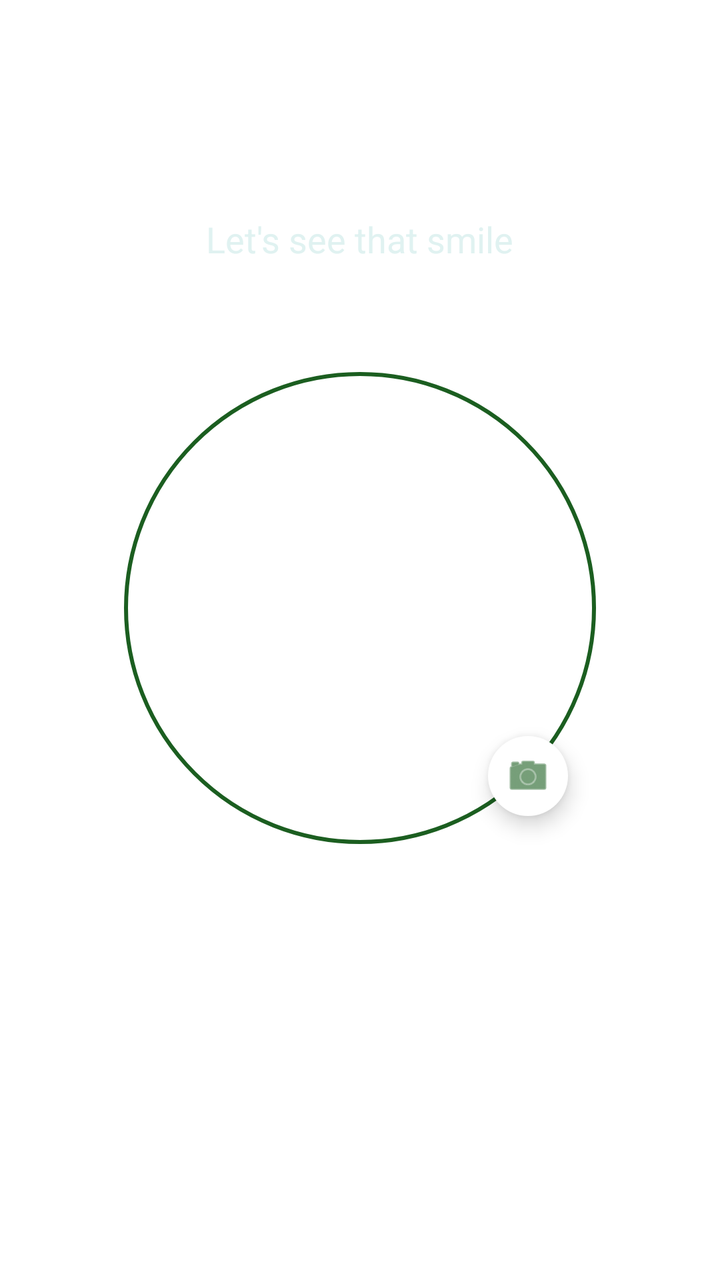
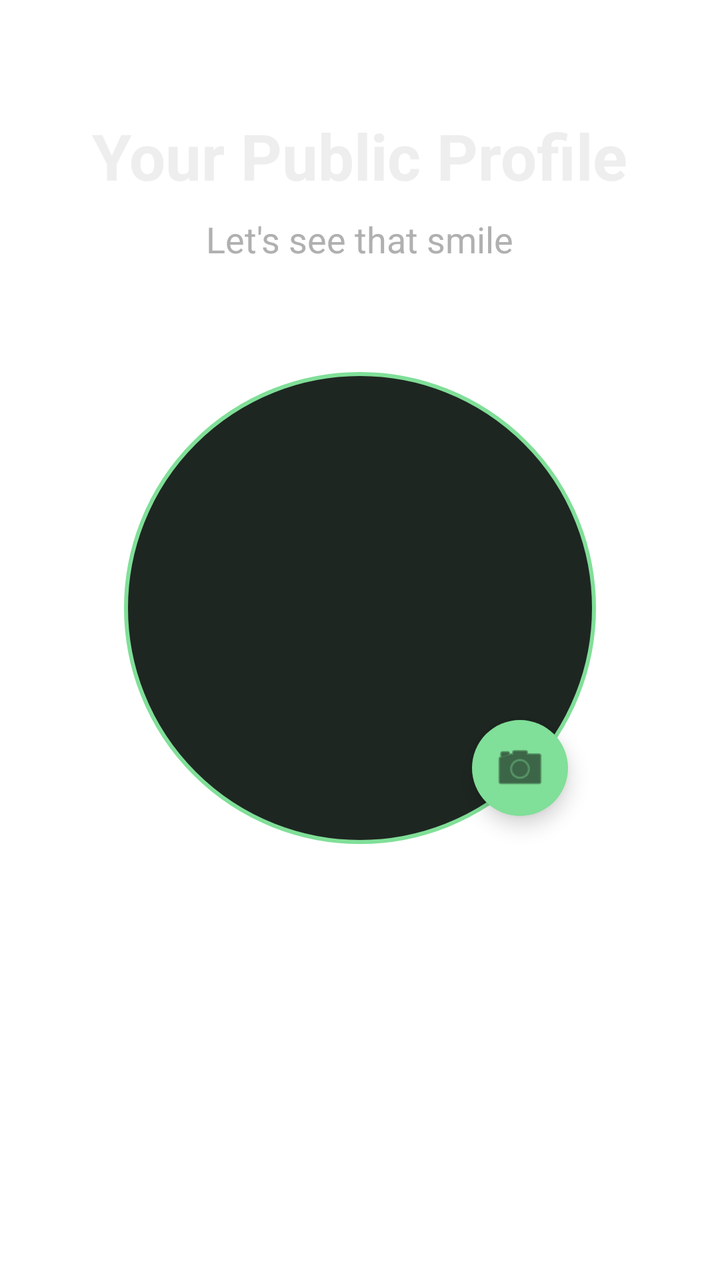

An Android layout rendered at two revisions. The XML below is the earlier revision; the diff shows what the commit changed to produce the second picture.
<!-- AndroidManifest.xml: application theme Theme.Gecko2chatapp -->
<!-- res/layout/fragment_onboarding_profile.xml -->
<?xml version="1.0" encoding="utf-8"?>
<androidx.constraintlayout.widget.ConstraintLayout
    xmlns:android="http://schemas.android.com/apk/res/android"
    xmlns:app="http://schemas.android.com/apk/res-auto"
    android:layout_width="match_parent"
    android:layout_height="match_parent">

    <LinearLayout
        android:id="@+id/header_container"
        android:layout_width="match_parent"
        android:layout_height="wrap_content"
        android:orientation="vertical"
        android:gravity="center"
        app:layout_constraintVertical_bias="0.10"
        app:layout_constraintTop_toTopOf="parent"
        app:layout_constraintBottom_toBottomOf="parent"
        app:layout_constraintStart_toStartOf="parent"
        app:layout_constraintEnd_toEndOf="parent">

        <TextView
            android:layout_width="wrap_content"
            android:layout_height="wrap_content"
            android:text="Your Public Profile"
            android:textColor="@color/white"
            android:textSize="32sp"
            android:textStyle="bold"
            android:layout_marginBottom="8dp"/>

        <TextView
            android:layout_width="wrap_content"
            android:layout_height="wrap_content"
            android:text="Let's see that smile"
            android:textColor="#E0F2F1"
            android:textSize="18sp"
            android:gravity="center"/>
    </LinearLayout>

    <LinearLayout
        android:id="@+id/content_container"
        android:layout_width="match_parent"
        android:layout_height="wrap_content"
        android:gravity="center"
        android:orientation="vertical"
        app:layout_constraintVertical_bias="0.5"
        app:layout_constraintTop_toTopOf="parent"
        app:layout_constraintBottom_toBottomOf="parent"
        app:layout_constraintStart_toStartOf="parent"
        app:layout_constraintEnd_toEndOf="parent">

        <FrameLayout
            android:layout_width="wrap_content"
            android:layout_height="wrap_content"
            android:layout_marginBottom="32dp">

            <com.google.android.material.imageview.ShapeableImageView
                android:id="@+id/iv_profile_avatar"
                android:layout_width="240dp"
                android:layout_height="240dp"
                android:padding="3dp"
                android:scaleType="centerCrop"
                android:src="@color/white"
                app:shapeAppearanceOverlay="@style/CircleImageView"
                app:strokeColor="#1B5E20"
                app:strokeWidth="2dp" />

            <ImageView
                android:id="@+id/btn_upload"
                android:layout_width="40dp"
                android:layout_height="40dp"
                android:layout_gravity="bottom|end"
                android:layout_marginEnd="16dp"
                android:layout_marginBottom="16dp"
                android:background="@drawable/circle_white_bg"
                android:elevation="6dp"
                android:padding="8dp"
                android:src="@android:drawable/ic_menu_camera"
                app:tint="#1B5E20" />
        </FrameLayout>

    </LinearLayout>

</androidx.constraintlayout.widget.ConstraintLayout>
<!-- resources referenced by this layout -->
<resources>
  <color name="white">#FFFFFFFF</color>
  <!-- drawable circle_white_bg (drawable) -->
  <?xml version="1.0" encoding="utf-8"?>
  <shape xmlns:android="http://schemas.android.com/apk/res/android" android:shape="oval">
      <solid android:color="#FFFFFF"/>
  </shape>
  <style name="CircleImageView">
          <item name="cornerFamily">rounded</item>
          <item name="cornerSize">50%</item>
      </style>
  <style name="Theme.Gecko2chatapp" parent="Theme.MaterialComponents.DayNight.NoActionBar">
          
          <item name="colorPrimary">@color/purple_500</item>
          <item name="colorPrimaryVariant">@color/purple_700</item>
          <item name="colorOnPrimary">@color/white</item>
          
          <item name="colorSecondary">@color/teal_200</item>
          <item name="colorSecondaryVariant">@color/teal_700</item>
          <item name="colorOnSecondary">@color/black</item>
          
          <item name="android:statusBarColor">@color/soft_green_start</item>
          
      </style>
  <color name="purple_500">#FF6200EE</color>
  <color name="purple_700">#FF3700B3</color>
  <color name="teal_200">#FF03DAC5</color>
  <color name="teal_700">#FF018786</color>
  <color name="black">#FF000000</color>
  <color name="soft_green_start">#83D475</color>
</resources>

<!-- the commit's change to res/layout/fragment_onboarding_profile.xml (unified diff, before → after) -->
@@ -21,7 +21,7 @@
             android:layout_width="wrap_content"
             android:layout_height="wrap_content"
             android:text="Your Public Profile"
-            android:textColor="@color/white"
+            android:textColor="@color/text_primary"
             android:textSize="32sp"
             android:textStyle="bold"
             android:layout_marginBottom="8dp"/>
@@ -30,7 +30,7 @@
             android:layout_width="wrap_content"
             android:layout_height="wrap_content"
             android:text="Let's see that smile"
-            android:textColor="#E0F2F1"
+            android:textColor="@color/text_secondary"
             android:textSize="18sp"
             android:gravity="center"/>
     </LinearLayout>
@@ -58,23 +58,24 @@
                 android:layout_height="240dp"
                 android:padding="3dp"
                 android:scaleType="centerCrop"
-                android:src="@color/white"
+                android:src="@color/surface_dark"
                 app:shapeAppearanceOverlay="@style/CircleImageView"
-                app:strokeColor="#1B5E20"
+                app:strokeColor="@color/green_accent"
                 app:strokeWidth="2dp" />
 
             <ImageView
                 android:id="@+id/btn_upload"
-                android:layout_width="40dp"
-                android:layout_height="40dp"
+                android:layout_width="48dp"
+                android:layout_height="48dp"
                 android:layout_gravity="bottom|end"
                 android:layout_marginEnd="16dp"
                 android:layout_marginBottom="16dp"
                 android:background="@drawable/circle_white_bg"
+                android:backgroundTint="@color/green_accent"
                 android:elevation="6dp"
-                android:padding="8dp"
+                android:padding="10dp"
                 android:src="@android:drawable/ic_menu_camera"
-                app:tint="#1B5E20" />
+                app:tint="@color/background_dark" />
         </FrameLayout>
 
     </LinearLayout>
<!-- resource entries referenced after the edit -->
@@ -1,5 +1,10 @@
 <!-- resources referenced by this layout -->
 <resources>
+  <color name="background_dark">#0F1512</color>
+  <color name="green_accent">#80DF98</color>
+  <color name="surface_dark">#1E2621</color>
+  <color name="text_primary">#EEEEEE</color>
+  <color name="text_secondary">#B0B0B0</color>
   <color name="white">#FFFFFFFF</color>
   <!-- drawable circle_white_bg (drawable) -->
   <?xml version="1.0" encoding="utf-8"?>
